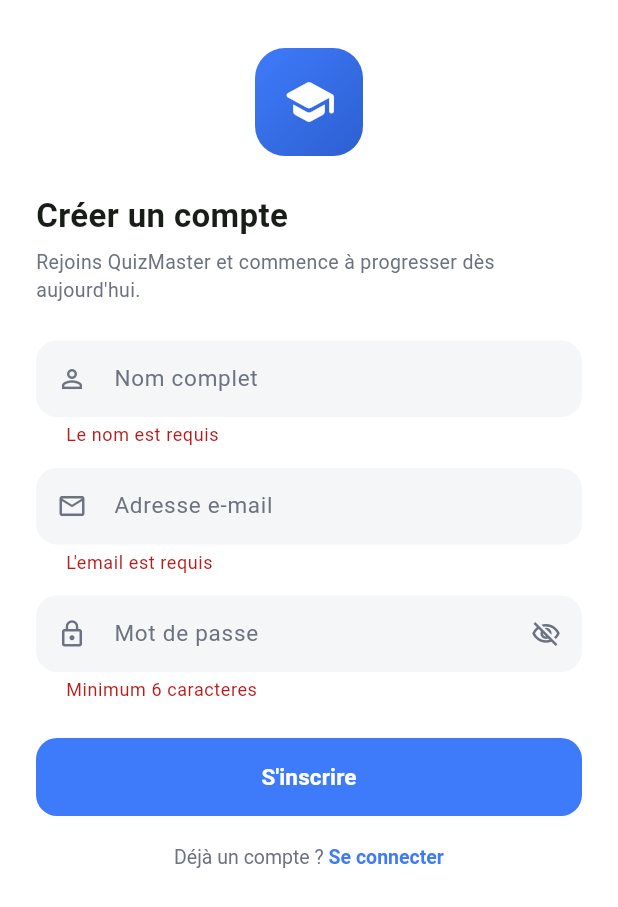
After one commit to BorisDANSOU/quizmaster-groupe29, a Flutter app: the SignupScreen screen opened directly, after a tap on an icon or button, on a phone screen of 412 x 824 dp. The commit adds this screen. Shown: the top 907 px of the screen. Run offline on Flutter 3.47's test engine with Material 3 defaults, Android fonts, the phone set to English and light mode, and no system bars; our stand-ins replace cloud_firestore, firebase_auth, flutter_svg, google_sign_in; accounts and stored records are empty.

Commit message:
Ajoute l'ecran d'inscription (SignupScreen)

```diff
--- a/quizmaster_mobile/lib/main_preview.dart
+++ b/quizmaster_mobile/lib/main_preview.dart
@@ -1,5 +1,5 @@
 import 'package:flutter/material.dart';
-import 'presentation/screens/login_screen.dart';
+import 'presentation/screens/signup_screen.dart';
 
 void main() {
   runApp(const ApercuApp());
@@ -12,18 +12,12 @@ class ApercuApp extends StatelessWidget {
   Widget build(BuildContext context) {
     return MaterialApp(
       debugShowCheckedModeBanner: false,
-      home: LoginScreen(
-        onConnexion: (email, motDePasse) async {
-          debugPrint('Connexion : $email / $motDePasse');
+      home: SignupScreen(
+        onInscription: (nom, email, motDePasse) async {
+          debugPrint('Inscription : $nom / $email / $motDePasse');
         },
-        onConnexionGoogle: () async {
-          debugPrint('Connexion Google');
-        },
-        onNaviguerVersInscription: () {
-          debugPrint('Naviguer vers inscription');
-        },
-        onMotDePasseOublie: () {
-          debugPrint('Mot de passe oublie');
+        onNaviguerVersConnexion: () {
+          debugPrint('Naviguer vers connexion');
         },
       ),
     );
--- /dev/null
+++ b/quizmaster_mobile/lib/presentation/screens/signup_screen.dart
@@ -0,0 +1,195 @@
+import 'package:flutter/material.dart';
+import 'package:flutter/gestures.dart';
+import '../theme/app_colors.dart';
+import '../widgets/app_text_field.dart';
+import '../widgets/app_button.dart';
+
+/// Ecran d'inscription. Meme logique que LoginScreen
+class SignupScreen extends StatefulWidget {
+  const SignupScreen({
+    super.key,
+    required this.onInscription,
+    required this.onNaviguerVersConnexion,
+    this.isLoading = false,
+    this.erreur,
+  });
+
+  final Future<void> Function(String nom, String email, String motDePasse)
+  onInscription;
+  final VoidCallback onNaviguerVersConnexion;
+  final bool isLoading;
+  final String? erreur;
+
+  @override
+  State<SignupScreen> createState() => _SignupScreenState();
+}
+
+class _SignupScreenState extends State<SignupScreen> {
+  final _nomController = TextEditingController();
+  final _emailController = TextEditingController();
+  final _motDePasseController = TextEditingController();
+  bool _motDePasseVisible = false;
+
+  String? _erreurNom;
+  String? _erreurEmail;
+  String? _erreurMotDePasse;
+
+  @override
+  void dispose() {
+    _nomController.dispose();
+    _emailController.dispose();
+    _motDePasseController.dispose();
+    super.dispose();
+  }
+
+  bool _validerFormulaire() {
+    setState(() {
+      _erreurNom = _nomController.text.trim().isEmpty
+          ? 'Le nom est requis'
+          : null;
+      _erreurEmail = _emailController.text.trim().isEmpty
+          ? 'L\'email est requis'
+          : (!_emailController.text.contains('@') ? 'Email invalide' : null);
+      _erreurMotDePasse = _motDePasseController.text.length < 6
+          ? 'Minimum 6 caracteres'
+          : null;
+    });
+    return _erreurNom == null &&
+        _erreurEmail == null &&
+        _erreurMotDePasse == null;
+  }
+
+  void _soumettre() {
+    if (_validerFormulaire()) {
+      widget.onInscription(
+        _nomController.text.trim(),
+        _emailController.text.trim(),
+        _motDePasseController.text,
+      );
+    }
+  }
+
+  @override
+  Widget build(BuildContext context) {
+    return Scaffold(
+      backgroundColor: AppColors.lightBackground,
+      body: SafeArea(
+        child: SingleChildScrollView(
+          padding: const EdgeInsets.symmetric(horizontal: 24),
+          child: Column(
+            crossAxisAlignment: CrossAxisAlignment.center,
+            children: [
+              const SizedBox(height: 32),
+              _buildLogo(),
+              const SizedBox(height: 24),
+              const Align(
+                alignment: Alignment.centerLeft,
+                child: Text(
+                  'Créer un compte',
+                  style: TextStyle(fontSize: 22, fontWeight: FontWeight.bold),
+                ),
+              ),
+              const SizedBox(height: 6),
+              const Align(
+                alignment: Alignment.centerLeft,
+                child: Text(
+                  'Rejoins QuizMaster et commence à progresser dès aujourd\'hui.',
+                  style: TextStyle(
+                    fontSize: 13,
+                    color: AppColors.textSecondaryLight,
+                  ),
+                ),
+              ),
+              const SizedBox(height: 24),
+              AppTextField(
+                controller: _nomController,
+                hintText: 'Nom complet',
+                icon: Icons.person_outline,
+                errorText: _erreurNom,
+              ),
+              const SizedBox(height: 14),
+              AppTextField(
+                controller: _emailController,
+                hintText: 'Adresse e-mail',
+                icon: Icons.mail_outline,
+                keyboardType: TextInputType.emailAddress,
+                errorText: _erreurEmail,
+              ),
+              const SizedBox(height: 14),
+              AppTextField(
+                controller: _motDePasseController,
+                hintText: 'Mot de passe',
+                icon: Icons.lock_outline,
+                obscureText: !_motDePasseVisible,
+                onToggleObscure: () =>
+                    setState(() => _motDePasseVisible = !_motDePasseVisible),
+                errorText: _erreurMotDePasse,
+              ),
+              const SizedBox(height: 24),
+              if (widget.erreur != null) ...[
+                Align(
+                  alignment: Alignment.centerLeft,
+                  child: Text(
+                    widget.erreur!,
+                    style: const TextStyle(
+                      color: AppColors.danger,
+                      fontSize: 13,
+                    ),
+                  ),
+                ),
+                const SizedBox(height: 12),
+              ],
+              AppButton(
+                label: 'S\'inscrire',
+                onPressed: _soumettre,
+                isLoading: widget.isLoading,
+              ),
+              const SizedBox(height: 20),
+              _buildLienConnexion(),
+              const SizedBox(height: 24),
+            ],
+          ),
+        ),
+      ),
+    );
+  }
+
+  Widget _buildLogo() {
+    return Container(
+      width: 72,
+      height: 72,
+      decoration: BoxDecoration(
+        borderRadius: BorderRadius.circular(20),
+        gradient: const LinearGradient(
+          begin: Alignment.topLeft,
+          end: Alignment.bottomRight,
+          colors: [AppColors.primaryBlue, AppColors.primaryBlueDark],
+        ),
+      ),
+      child: const Icon(Icons.school_rounded, color: Colors.white, size: 36),
+    );
+  }
+
+  Widget _buildLienConnexion() {
+    return RichText(
+      text: TextSpan(
+        style: const TextStyle(
+          color: AppColors.textSecondaryLight,
+          fontSize: 13,
+        ),
+        children: [
+          const TextSpan(text: 'Déjà un compte ? '),
+          TextSpan(
+            text: 'Se connecter',
+            style: const TextStyle(
+              color: AppColors.primaryBlue,
+              fontWeight: FontWeight.w600,
+            ),
+            recognizer: TapGestureRecognizer()
+              ..onTap = widget.onNaviguerVersConnexion,
+          ),
+        ],
+      ),
+    );
+  }
+}
```
